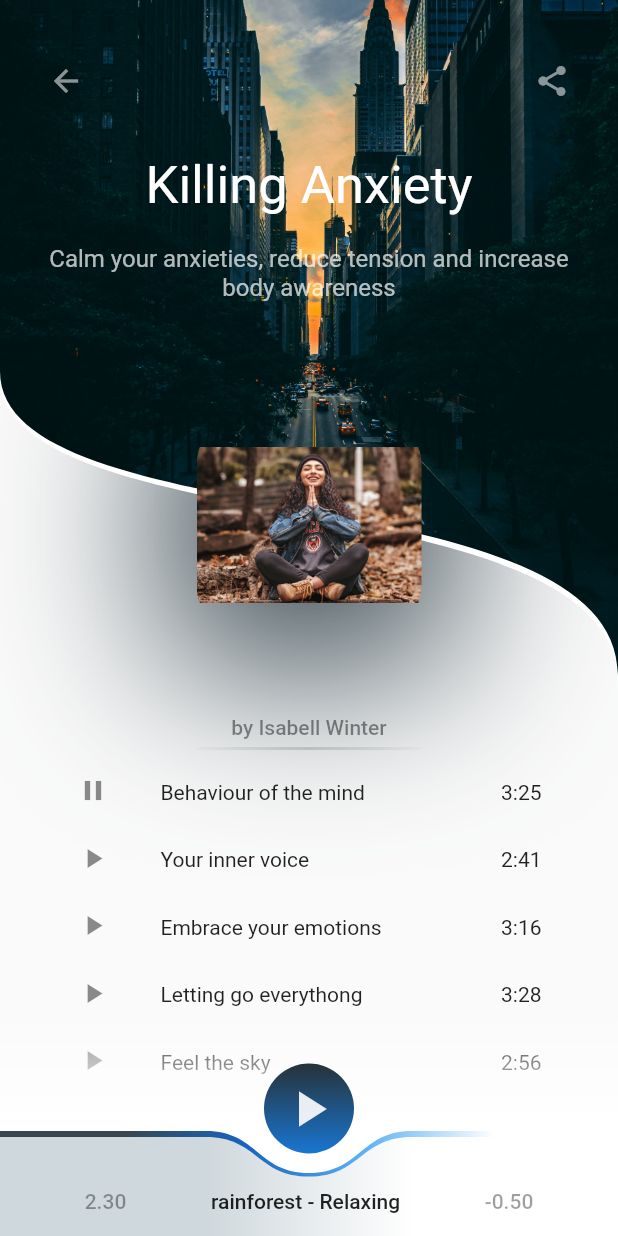
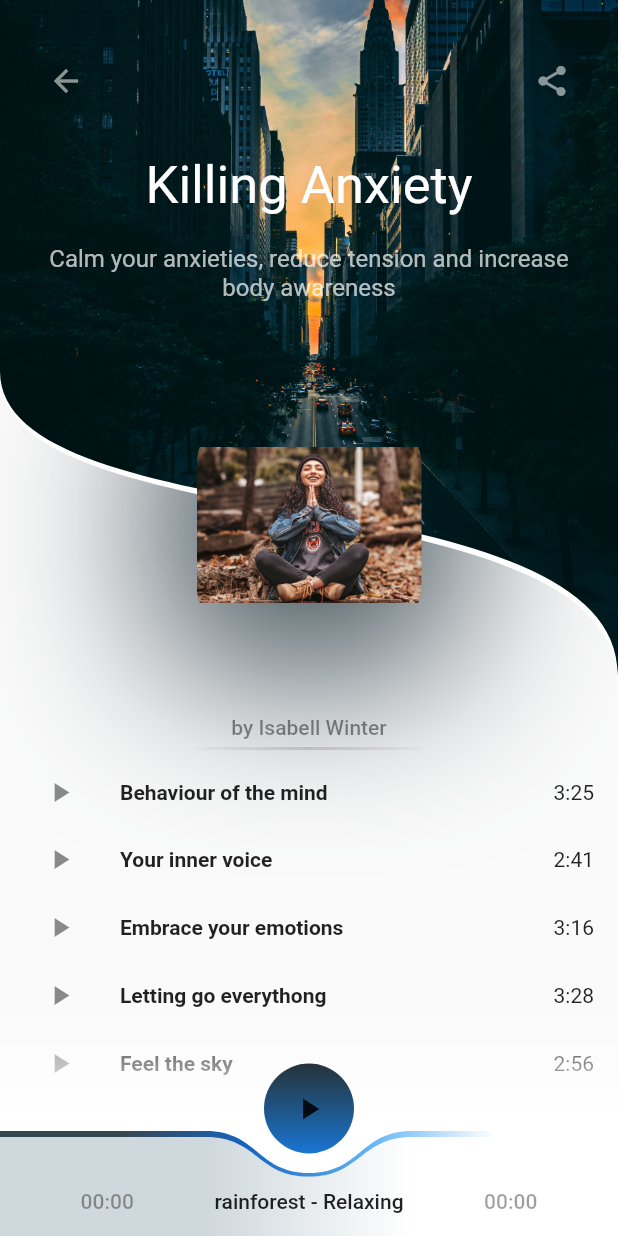
Before and after one commit to stuti1402/CalmU, a Flutter app: the Detail screen opened directly, on a phone screen of 412 x 824 dp. Run offline on Flutter 3.47's test engine with Material 2 defaults, Android fonts, the phone set to English and light mode, and no system bars; our stand-ins replace audioplayers, rxdart.

Commit message:
playing and pause function

```diff
--- a/lib/deatil.dart
+++ b/lib/deatil.dart
@@ -1,3 +1,7 @@
+//import 'dart:html';
+
+
+
 import 'package:audioplayers/audioplayers.dart';
 import 'package:flutter/material.dart';
 
@@ -24,6 +28,7 @@ List<Song> songs = [
 ];
 
 class Detail extends StatefulWidget {
+
   @override
   _DetailState createState() => _DetailState();
 }
@@ -44,8 +49,37 @@ class _DetailState extends State<Detail> {
     );
   }
 }
+class CustomBottomBar extends StatefulWidget {
 
-class CustomBottomBar extends StatelessWidget {
+
+  @override
+  _CustomBottomBarState createState() => _CustomBottomBarState();
+}
+
+class _CustomBottomBarState extends State<CustomBottomBar> {
+
+    AudioPlayer audioPlayer = AudioPlayer();
+  bool isPlaying = false;
+  String currentTime = "00:00";
+  String completeTime= "00:00";
+  @override
+  void initState() {
+    // TODO: implement initState
+    super.initState();
+
+    audioPlayer.onAudioPositionChanged.listen((Duration duration){
+      setState(() {
+        currentTime = duration.toString().split(".")[0];
+      });
+    });
+
+    audioPlayer.onDurationChanged.listen((Duration duration){
+      setState(() {
+        completeTime = duration.toString().split(".")[0];
+      });
+    });
+
+  }
   @override
   Widget build(BuildContext context) {
     return Positioned(
@@ -113,7 +147,7 @@ class CustomBottomBar extends StatelessWidget {
                       mainAxisAlignment: MainAxisAlignment.spaceEvenly,
                       children: [
                         Text(
-                          "2.30",
+                          currentTime,
                           style: TextStyle(
                             color: Colors.black38,
                             fontWeight: FontWeight.w500,
@@ -127,7 +161,7 @@ class CustomBottomBar extends StatelessWidget {
                           ),
                         ),
                         Text(
-                          "-0.50",
+                          completeTime,
                           style: TextStyle(
                             color: Colors.black38,
                             fontWeight: FontWeight.w500,
@@ -147,13 +181,46 @@ class CustomBottomBar extends StatelessWidget {
 }
 
 class PlayButton extends StatefulWidget {
+  const PlayButton({ Key key, this.mMusic }) : super(key: key);
+final Song mMusic;
   @override
   _PlayButtonState createState() => _PlayButtonState();
 }
 
+
 class _PlayButtonState extends State<PlayButton> {
+   IconData btnIcon= Icons.play_arrow;
   AudioPlayer audioPlayer = new AudioPlayer();
   bool playing = false;
+  String currentTime = "00:00";
+  String completeTime= "00:00";
+  String currentsong="";
+  final String path="https://thegrowingdeveloper.org/files/audios/quiet-time.mp3?b4869097e4";
+
+  //seek bar
+  Duration duration= new Duration();
+  Duration position=new Duration();
+   @override
+  void initState() {
+    // TODO: implement initState
+    super.initState();
+
+    audioPlayer.onAudioPositionChanged.listen((Duration duration){
+      setState(() {
+        currentTime = duration.toString().split(".")[0];
+      });
+    });
+
+    audioPlayer.onDurationChanged.listen((Duration duration){
+      setState(() {
+        completeTime = duration.toString().split(".")[0];
+      });
+    });
+
+  }
+
+
+
 
   @override
   Widget build(BuildContext context) {
@@ -174,81 +241,147 @@ class _PlayButtonState extends State<PlayButton> {
             ],
           ),
         ),
-        child: IconButton(
-          onPressed: () {
-            getAudio();
+        child:  IconButton(
+                  icon: Icon(playing ? Icons.pause : Icons.play_arrow),
+                  onPressed: (){getAudio('url');
+
+                    if(playing){
+                      audioPlayer.pause();
+
+                      setState(() {
+                        playing = false;
+                      });
+                    }else{
+                      audioPlayer.resume();
+                      setState(() {
+                        playing = true;
+                      });
+                    }
+
                   },
-          icon: Icon(
-            playing == false ? Icons.play_arrow : Icons.pause,
-            color: Colors.white.withOpacity(.9),
-            size: 40.0,
+                )  ,
+         // icon: Icon(btnIcon ),
+          //iconSize: 40,
         ),
-        ),
-      ),
+
     );
   }
-
-  void getAudio() async {
+    /*_audioPlayer.onDurationChanged.listen((event) {
+    setState(() {
+      duration=event;
+    });
+  });
+  _audioPlayer.onDurationChanged.listen((event) {
+    setState(() {
+      position=event;
+    });
+  });*/
+  void getAudio(String url) async {
     var url =
         "https://thegrowingdeveloper.org/files/audios/quiet-time.mp3?b4869097e4";
-    if (playing) {
-      var res = await audioPlayer.pause();
+    if (playing && currentsong != url) {
+
+     audioPlayer.pause();
+     int res =await audioPlayer.play(url);
       if (res == 1) {
-        playing = false;
+        setState(() {
+          currentsong=url;
+        });
+
       }
-    } else {
-      var res = await audioPlayer.play(url);
+    }
+  else if(!playing ) {
+      int res = await audioPlayer.play(url);
 
       if (res == 1) {
+       setState(() {
           playing = true;
+          btnIcon=Icons.pause;
+       });
+
       }
     }
-  }
-}
+   }}
+  class CustomBody extends StatelessWidget {
 
-class CustomBody extends StatelessWidget {
   @override
+
     Widget build(BuildContext context) {
-    double listheight = (48 * songs.length).toDouble();
-    return SingleChildScrollView(
+    Size size = MediaQuery.of(context).size;
+
+    double listHeight = ((size.height * 0.06) * songs.length).toDouble();
+
+
+    return Material(
       child: Column(
         children: [
+          // contains image and background image with clipper
           CustomHeader(),
-          Container(
-            height: listheight,
-            padding: EdgeInsets.symmetric(
-              horizontal: 35.0,
-            ),
-            margin: EdgeInsets.only(bottom: 130.0),
+
+          // List of songs
+          Expanded(
+              child: SingleChildScrollView(
+            physics: BouncingScrollPhysics(),
+            child: Container(
+              height: listHeight,
+
+              margin: EdgeInsets.only(bottom: size.height * 0.1),
               child: ListView.builder(
                   physics: NeverScrollableScrollPhysics(),
                   itemCount: songs.length,
-              itemExtent: 45.0,
+                  itemExtent: size.height * 0.055,
                   itemBuilder: (context, index) => ListTile(
-                leading: Icon(
-                  index == 0 ? Icons.pause : Icons.play_arrow,
+
+                        leading: IconButton(
+                          icon:Icon(
+                          index == 0 ? Icons.play_arrow : Icons.play_arrow,
                           size: 22,
                         ),
-                title: Text(
+                        onPressed: () {
+
+                                              },),
+                                              title: index == 0
+                                                  ? Text(
                                                       songs[index].name,
                                                       style: TextStyle(
-                    fontSize: 14.0,
+                                                        fontSize: 14,
+                                                        fontWeight: FontWeight.bold,
+
+                                                      ),
+                                                    )
+                                                  : Text(
+                                                      songs[index].name,
+                                                      style: TextStyle(
+                                                        fontSize: 14,
+                                                        fontWeight: FontWeight.bold,
+
                                                       ),
                                                     ),
-                trailing: Text(
+                                          trailing: index == 0
+                                              ? Text(
                                             songs[index].time,
                                             style: TextStyle(
-                    fontSize: 14.0,
+                                              fontSize: 14,
+
+                                            ),
+                                          )
+                                              : Text(
+                                            songs[index].time,
+                                            style: TextStyle(
+                                              fontSize: 14,
+
                                             ),
                                           ),
+                                            )),
                                   ),
-            ),
-          ),
+                                ))
                               ],
                             ),
                           );
                         }
                       }
+
+
 
 class CustomHeader extends StatelessWidget {
   @override
```
Lines whose indentation alone changed are shown as unchanged.
